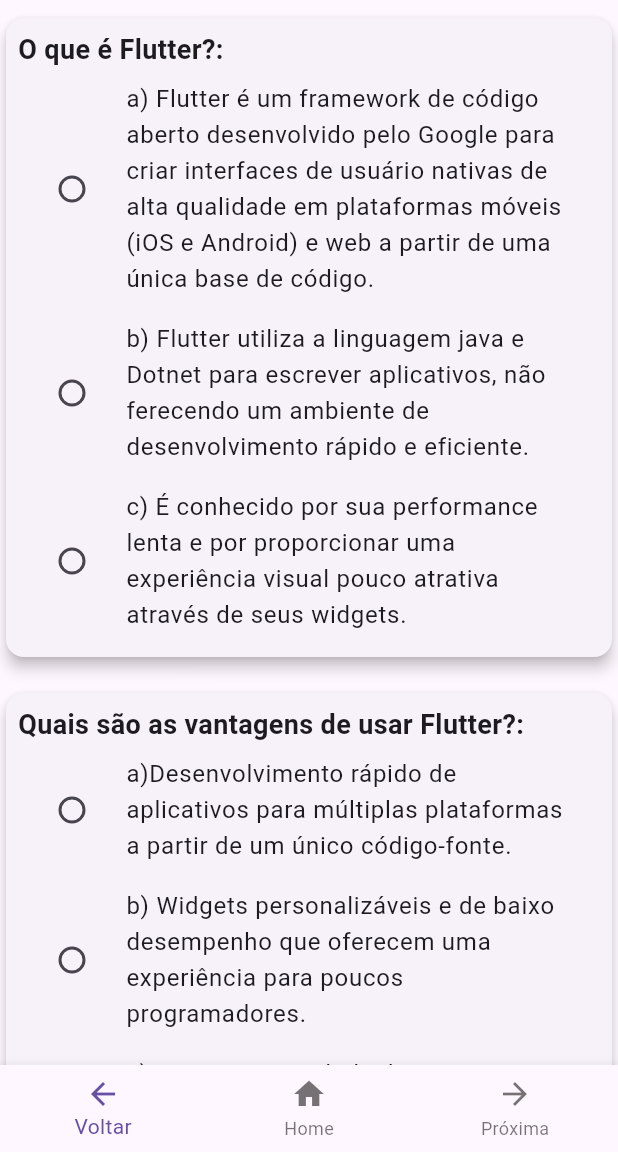
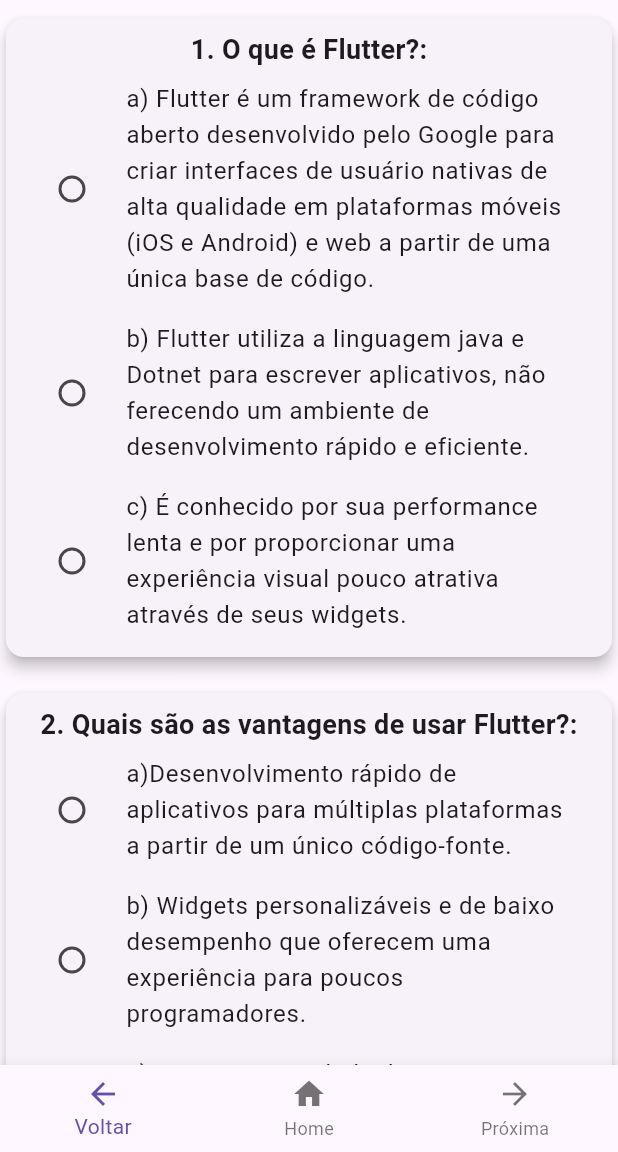
Before and after one commit to luisestevampo/flutterufba, a Flutter app: the screen it shows after launch, item 2 of the bottom bar chosen, on a phone screen of 412 x 824 dp, the part 84-1236 px from its top. Run offline on Flutter 3.47's test engine with Material 3 defaults, Android fonts, the phone set to English and light mode, and no system bars.

Commit message:
Adicionando numero às questões

```diff
--- a/lib/main.dart
+++ b/lib/main.dart
@@ -86,11 +86,11 @@
 
 class _FirstPageState extends State<FirstPage> {
   List<Question> questions =[
-    Question('O que é Flutter?:', ['a) Flutter é um framework de código aberto desenvolvido pelo Google para criar interfaces de usuário nativas de alta qualidade em plataformas móveis (iOS e Android) e web a partir de uma única base de código.', 'b) Flutter utiliza a linguagem java e Dotnet para escrever aplicativos, não ferecendo um ambiente de desenvolvimento rápido e eficiente.', 'c) É conhecido por sua performance lenta e por proporcionar uma experiência visual pouco atrativa através de seus widgets.'], null, 0),
-    Question('Quais são as vantagens de usar Flutter?:', ['a)Desenvolvimento rápido de aplicativos para múltiplas plataformas a partir de um único código-fonte.', 'b) Widgets personalizáveis e de baixo desempenho que oferecem uma experiência para poucos programadores.', 'c) Pouca comunidade de desenvolvedores e sem suporte do Google.'], null, 0),
-    Question('Quais são os principais componentes do Flutter?:', ['a) Widgets: São os blocos de construção básicos da interface do usuário no Flutter, que juntos formam a estrutura visual dos aplicativos.', 'b) java basico e c#: São as diretrizes de design do Flutter para criar aplicativos.', 'c) Clipper: A linguagem de programação utilizada pelo Flutter, conhecida por sua sintaxe Complexa para aplicativos móveis.'], null, 0),
-    Question('Como o Flutter se compara a outras tecnologias de desenvolvimento móvel?:', ['a) Ao contrário de abordagens baseadas em WebView, como o Cordova, Flutter produz aplicativos nativos que não dependem de navegadores para renderização.', 'b)  Em comparação com frameworks como React Native, Flutter geralmente oferece menos performance e pouca experiência de usuário mais consistente. .', 'c) A curva de aprendizado pode ser mais complexo devido a uma linguagem sem suporte .'], null, 0),
-    Question('Quais são os casos de uso ideais para Flutter?:', ['a) Desenvolvimento de aplicativos que precisam ser lançados rapidamente em várias plataformas sem comprometer a performance.', 'b)Projetos que exigem interfaces pouco personalizáveis e visualmente .', 'c) Aplicativos que necessitam de suporte contínuo e atualizações demoradas e recursos pouco eficiente.'], null,0),
+    Question('1. O que é Flutter?:', ['a) Flutter é um framework de código aberto desenvolvido pelo Google para criar interfaces de usuário nativas de alta qualidade em plataformas móveis (iOS e Android) e web a partir de uma única base de código.', 'b) Flutter utiliza a linguagem java e Dotnet para escrever aplicativos, não ferecendo um ambiente de desenvolvimento rápido e eficiente.', 'c) É conhecido por sua performance lenta e por proporcionar uma experiência visual pouco atrativa através de seus widgets.'], null, 0),
+    Question('2. Quais são as vantagens de usar Flutter?:', ['a)Desenvolvimento rápido de aplicativos para múltiplas plataformas a partir de um único código-fonte.', 'b) Widgets personalizáveis e de baixo desempenho que oferecem uma experiência para poucos programadores.', 'c) Pouca comunidade de desenvolvedores e sem suporte do Google.'], null, 0),
+    Question('3. Quais são os principais componentes do Flutter?:', ['a) Widgets: São os blocos de construção básicos da interface do usuário no Flutter, que juntos formam a estrutura visual dos aplicativos.', 'b) java basico e c#: São as diretrizes de design do Flutter para criar aplicativos.', 'c) Clipper: A linguagem de programação utilizada pelo Flutter, conhecida por sua sintaxe Complexa para aplicativos móveis.'], null, 0),
+    Question('4. Como o Flutter se compara a outras tecnologias de desenvolvimento móvel?:', ['a) Ao contrário de abordagens baseadas em WebView, como o Cordova, Flutter produz aplicativos nativos que não dependem de navegadores para renderização.', 'b)  Em comparação com frameworks como React Native, Flutter geralmente oferece menos performance e pouca experiência de usuário mais consistente. .', 'c) A curva de aprendizado pode ser mais complexo devido a uma linguagem sem suporte .'], null, 0),
+    Question('5. Quais são os casos de uso ideais para Flutter?:', ['a) Desenvolvimento de aplicativos que precisam ser lançados rapidamente em várias plataformas sem comprometer a performance.', 'b)Projetos que exigem interfaces pouco personalizáveis e visualmente .', 'c) Aplicativos que necessitam de suporte contínuo e atualizações demoradas e recursos pouco eficiente.'], null,0),
   ];
 
   void calculateAndNavigate() {
@@ -135,11 +135,11 @@
                 child: Padding(
                   padding: const EdgeInsets.all(8.0),
                   child: Column(
-                    crossAxisAlignment: CrossAxisAlignment.start,
+                    crossAxisAlignment: CrossAxisAlignment.center,
                     children: [
                       Text(
                         questions[index].text,
-                        style: TextStyle(fontSize: 18, fontWeight: FontWeight.bold),
+                        style: const TextStyle(fontSize: 18, fontWeight: FontWeight.bold),
                       ),
                       for (int i = 0; i < questions[index].options.length; i++)
                         RadioListTile<int>(
@@ -232,7 +232,7 @@
           BottomNavigationBarItem(
             icon: Icon(Icons.home),
             label: 'Home'
-            )
+            ),
         ],
          currentIndex: 0,
           onTap: (index) {
```
